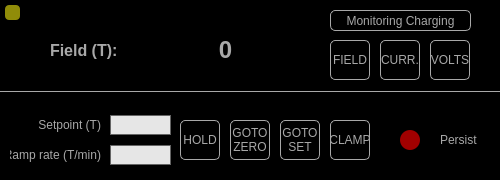
Old version of the form GUI/FieldControl/FieldControl.ui in the repository afylab/nanoSQUID-Scanning-Software.
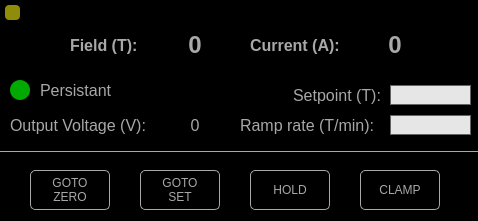
New version of the form. Icons and pictures are not drawn.

Diff of the .ui file:
```diff
--- a/GUI/FieldControl/FieldControl.ui
+++ b/GUI/FieldControl/FieldControl.ui
@@ -6,8 +6,8 @@
    <rect>
     <x>0</x>
     <y>0</y>
-    <width>500</width>
-    <height>180</height>
+    <width>478</width>
+    <height>221</height>
    </rect>
   </property>
   <property name="sizePolicy">
@@ -18,14 +18,14 @@
   </property>
   <property name="minimumSize">
    <size>
-    <width>500</width>
+    <width>400</width>
     <height>180</height>
    </size>
   </property>
   <property name="maximumSize">
    <size>
     <width>500</width>
-    <height>190</height>
+    <height>300</height>
    </size>
   </property>
   <property name="windowTitle">
@@ -92,10 +92,10 @@
    <widget class="QLabel" name="label_display">
     <property name="geometry">
      <rect>
-      <x>50</x>
-      <y>40</y>
-      <width>151</width>
-      <height>20</height>
+      <x>70</x>
+      <y>30</y>
+      <width>82</width>
+      <height>30</height>
      </rect>
     </property>
     <property name="font">
@@ -105,6 +105,9 @@
       <bold>true</bold>
      </font>
     </property>
+    <property name="layoutDirection">
+     <enum>Qt::LeftToRight</enum>
+    </property>
     <property name="text">
      <string>Field (T):</string>
     </property>
@@ -113,7 +116,7 @@
     <property name="geometry">
      <rect>
       <x>0</x>
-      <y>90</y>
+      <y>150</y>
       <width>500</width>
       <height>3</height>
      </rect>
@@ -133,9 +136,9 @@
    <widget class="QLineEdit" name="lineEdit_setpoint">
     <property name="geometry">
      <rect>
-      <x>110</x>
-      <y>115</y>
-      <width>61</width>
+      <x>390</x>
+      <y>85</y>
+      <width>81</width>
       <height>20</height>
      </rect>
     </property>
@@ -143,50 +146,18 @@
    <widget class="QLineEdit" name="lineEdit_ramprate">
     <property name="geometry">
      <rect>
-      <x>110</x>
-      <y>145</y>
-      <width>61</width>
-      <height>20</height>
-     </rect>
-    </property>
-   </widget>
-   <widget class="QLabel" name="label_2">
-    <property name="geometry">
-     <rect>
-      <x>30</x>
+      <x>390</x>
       <y>115</y>
-      <width>71</width>
+      <width>81</width>
       <height>20</height>
      </rect>
-    </property>
-    <property name="text">
-     <string>Setpoint (T)</string>
-    </property>
-    <property name="alignment">
-     <set>Qt::AlignRight|Qt::AlignTrailing|Qt::AlignVCenter</set>
-    </property>
-   </widget>
-   <widget class="QLabel" name="label_3">
-    <property name="geometry">
-     <rect>
-      <x>10</x>
-      <y>145</y>
-      <width>91</width>
-      <height>20</height>
-     </rect>
-    </property>
-    <property name="text">
-     <string>Ramp rate (T/min)</string>
-    </property>
-    <property name="alignment">
-     <set>Qt::AlignRight|Qt::AlignTrailing|Qt::AlignVCenter</set>
     </property>
    </widget>
    <widget class="QPushButton" name="push_persistSwitch">
     <property name="geometry">
      <rect>
-      <x>400</x>
-      <y>130</y>
+      <x>10</x>
+      <y>80</y>
       <width>20</width>
       <height>20</height>
      </rect>
@@ -196,7 +167,7 @@
     </property>
     <property name="styleSheet">
      <string notr="true">#push_persistSwitch{
-background: rgb(161, 0, 0);
+background: rgb(0, 170, 0);
  border-radius: 10px;
 }</string>
     </property>
@@ -207,22 +178,27 @@
    <widget class="QLabel" name="label_switchStatus">
     <property name="geometry">
      <rect>
-      <x>440</x>
-      <y>130</y>
-      <width>46</width>
+      <x>40</x>
+      <y>80</y>
+      <width>151</width>
       <height>20</height>
      </rect>
     </property>
+    <property name="font">
+     <font>
+      <pointsize>12</pointsize>
+     </font>
+    </property>
     <property name="text">
-     <string>Persist</string>
+     <string>Persistant</string>
     </property>
    </widget>
    <widget class="QPushButton" name="push_GotoSet">
     <property name="geometry">
      <rect>
-      <x>280</x>
-      <y>120</y>
-      <width>40</width>
+      <x>140</x>
+      <y>170</y>
+      <width>80</width>
       <height>40</height>
      </rect>
     </property>
@@ -249,9 +225,9 @@
    <widget class="QPushButton" name="push_GotoZero">
     <property name="geometry">
      <rect>
-      <x>230</x>
-      <y>120</y>
-      <width>40</width>
+      <x>30</x>
+      <y>170</y>
+      <width>80</width>
       <height>40</height>
      </rect>
     </property>
@@ -275,96 +251,12 @@
 ZERO</string>
     </property>
    </widget>
-   <widget class="QPushButton" name="push_viewField">
-    <property name="geometry">
-     <rect>
-      <x>330</x>
-      <y>40</y>
-      <width>40</width>
-      <height>40</height>
-     </rect>
-    </property>
-    <property name="styleSheet">
-     <string notr="true">QPushButton#push_viewField{
-color: rgb(168,168,168);
-background-color:rgb(0,0,0);
-border: 1px solid rgb(168,168,168);
-border-radius: 5px
-}
-
-QPushButton:pressed#push_viewField{
-color: rgb(168,168,168);
-background-color:rgb(95,107,166);
-border: 1px solid rgb(168,168,168);
-border-radius: 5px
-}</string>
-    </property>
-    <property name="text">
-     <string>FIELD</string>
-    </property>
-   </widget>
-   <widget class="QPushButton" name="push_viewCurr">
-    <property name="geometry">
-     <rect>
-      <x>380</x>
-      <y>40</y>
-      <width>40</width>
-      <height>40</height>
-     </rect>
-    </property>
-    <property name="styleSheet">
-     <string notr="true">QPushButton#push_viewCurr{
-color: rgb(168,168,168);
-background-color:rgb(0,0,0);
-border: 1px solid rgb(168,168,168);
-border-radius: 5px
-}
-
-QPushButton:pressed#push_viewCurr{
-color: rgb(168,168,168);
-background-color:rgb(95,107,166);
-border: 1px solid rgb(168,168,168);
-border-radius: 5px
-}</string>
-    </property>
-    <property name="text">
-     <string>CURR.</string>
-    </property>
-   </widget>
-   <widget class="QPushButton" name="push_viewVolts">
-    <property name="geometry">
-     <rect>
-      <x>430</x>
-      <y>40</y>
-      <width>40</width>
-      <height>40</height>
-     </rect>
-    </property>
-    <property name="styleSheet">
-     <string notr="true">QPushButton#push_viewVolts{
-color: rgb(168,168,168);
-background-color:rgb(0,0,0);
-border: 1px solid rgb(168,168,168);
-border-radius: 5px
-}
-
-QPushButton:pressed#push_viewVolts{
-color: rgb(168,168,168);
-background-color:rgb(95,107,166);
-border: 1px solid rgb(168,168,168);
-border-radius: 5px
-}</string>
-    </property>
-    <property name="text">
-     <string>VOLTS</string>
-    </property>
-   </widget>
    <widget class="QPushButton" name="push_hold">
     <property name="geometry">
      <rect>
-      <x>180</x>
-      <y>120</y>
-      <width>40</width>
+      <x>250</x>
+      <y>170</y>
+      <width>80</width>
       <height>40</height>
      </rect>
     </property>
@@ -390,9 +282,9 @@
    <widget class="QPushButton" name="push_clamp">
     <property name="geometry">
      <rect>
-      <x>330</x>
-      <y>120</y>
-      <width>40</width>
+      <x>360</x>
+      <y>170</y>
+      <width>80</width>
       <height>40</height>
      </rect>
     </property>
@@ -415,41 +307,13 @@
      <string>CLAMP</string>
     </property>
    </widget>
-   <widget class="QPushButton" name="push_toggleView">
-    <property name="geometry">
-     <rect>
-      <x>330</x>
-      <y>10</y>
-      <width>141</width>
-      <height>21</height>
-     </rect>
-    </property>
-    <property name="styleSheet">
-     <string notr="true">QPushButton#push_toggleView{
-color: rgb(168,168,168);
-background-color:rgb(0,0,0);
-border: 1px solid rgb(168,168,168);
-border-radius: 5px
-}
-
-QPushButton:pressed#push_toggleView{
-color: rgb(168,168,168);
-background-color:rgb(95,107,166);
-border: 1px solid rgb(168,168,168);
-border-radius: 5px
-}</string>
-    </property>
-    <property name="text">
-     <string>Monitoring Charging</string>
-    </property>
-   </widget>
    <widget class="QLabel" name="label_fieldval">
     <property name="geometry">
      <rect>
       <x>150</x>
       <y>30</y>
-      <width>151</width>
-      <height>40</height>
+      <width>90</width>
+      <height>30</height>
      </rect>
     </property>
     <property name="font">
@@ -469,6 +333,171 @@
      <set>Qt::AlignCenter</set>
     </property>
    </widget>
+   <widget class="QLabel" name="label_current_static">
+    <property name="geometry">
+     <rect>
+      <x>250</x>
+      <y>30</y>
+      <width>101</width>
+      <height>30</height>
+     </rect>
+    </property>
+    <property name="font">
+     <font>
+      <pointsize>12</pointsize>
+      <weight>75</weight>
+      <bold>true</bold>
+     </font>
+    </property>
+    <property name="layoutDirection">
+     <enum>Qt::LeftToRight</enum>
+    </property>
+    <property name="text">
+     <string>Current (A):</string>
+    </property>
+   </widget>
+   <widget class="QLabel" name="label_currentval">
+    <property name="geometry">
+     <rect>
+      <x>350</x>
+      <y>30</y>
+      <width>90</width>
+      <height>30</height>
+     </rect>
+    </property>
+    <property name="font">
+     <font>
+      <pointsize>18</pointsize>
+      <weight>75</weight>
+      <bold>true</bold>
+     </font>
+    </property>
+    <property name="layoutDirection">
+     <enum>Qt::LeftToRight</enum>
+    </property>
+    <property name="text">
+     <string>0</string>
+    </property>
+    <property name="alignment">
+     <set>Qt::AlignCenter</set>
+    </property>
+   </widget>
+   <widget class="QLabel" name="label_output_voltage_static">
+    <property name="geometry">
+     <rect>
+      <x>10</x>
+      <y>110</y>
+      <width>161</width>
+      <height>30</height>
+     </rect>
+    </property>
+    <property name="font">
+     <font>
+      <pointsize>12</pointsize>
+      <weight>50</weight>
+      <bold>false</bold>
+     </font>
+    </property>
+    <property name="layoutDirection">
+     <enum>Qt::LeftToRight</enum>
+    </property>
+    <property name="text">
+     <string>Output Voltage (V):</string>
+    </property>
+   </widget>
+   <widget class="QLabel" name="label_outputvoltage">
+    <property name="geometry">
+     <rect>
+      <x>150</x>
+      <y>110</y>
+      <width>90</width>
+      <height>30</height>
+     </rect>
+    </property>
+    <property name="font">
+     <font>
+      <pointsize>12</pointsize>
+      <weight>50</weight>
+      <bold>false</bold>
+     </font>
+    </property>
+    <property name="layoutDirection">
+     <enum>Qt::LeftToRight</enum>
+    </property>
+    <property name="text">
+     <string>0</string>
+    </property>
+    <property name="alignment">
+     <set>Qt::AlignCenter</set>
+    </property>
+   </widget>
+   <widget class="QLabel" name="label_setpoint_static">
+    <property name="geometry">
+     <rect>
+      <x>240</x>
+      <y>80</y>
+      <width>141</width>
+      <height>30</height>
+     </rect>
+    </property>
+    <property name="font">
+     <font>
+      <pointsize>12</pointsize>
+      <weight>50</weight>
+      <bold>false</bold>
+     </font>
+    </property>
+    <property name="layoutDirection">
+     <enum>Qt::LeftToRight</enum>
+    </property>
+    <property name="text">
+     <string>Setpoint (T):</string>
+    </property>
+    <property name="alignment">
+     <set>Qt::AlignRight|Qt::AlignTrailing|Qt::AlignVCenter</set>
+    </property>
+   </widget>
+   <widget class="QLabel" name="label_ramprate_static">
+    <property name="geometry">
+     <rect>
+      <x>240</x>
+      <y>110</y>
+      <width>141</width>
+      <height>30</height>
+     </rect>
+    </property>
+    <property name="font">
+     <font>
+      <pointsize>12</pointsize>
+      <weight>50</weight>
+      <bold>false</bold>
+     </font>
+    </property>
+    <property name="layoutDirection">
+     <enum>Qt::LeftToRight</enum>
+    </property>
+    <property name="text">
+     <string>Ramp rate (T/min):</string>
+    </property>
+   </widget>
+   <zorder>push_Servers</zorder>
+   <zorder>label_field_static</zorder>
+   <zorder>line</zorder>
+   <zorder>lineEdit_setpoint</zorder>
+   <zorder>lineEdit_ramprate</zorder>
+   <zorder>push_persistSwitch</zorder>
+   <zorder>label_switchStatus</zorder>
+   <zorder>push_GotoSet</zorder>
+   <zorder>push_GotoZero</zorder>
+   <zorder>push_clamp</zorder>
+   <zorder>label_fieldval</zorder>
+   <zorder>label_current_static</zorder>
+   <zorder>label_currentval</zorder>
+   <zorder>label_output_voltage_static</zorder>
+   <zorder>label_outputvoltage</zorder>
+   <zorder>label_setpoint_static</zorder>
+   <zorder>label_ramprate_static</zorder>
+   <zorder>push_hold</zorder>
   </widget>
  </widget>
  <resources>
```
Left out of the diff: 2 changed lines with no effect on the pictures.
